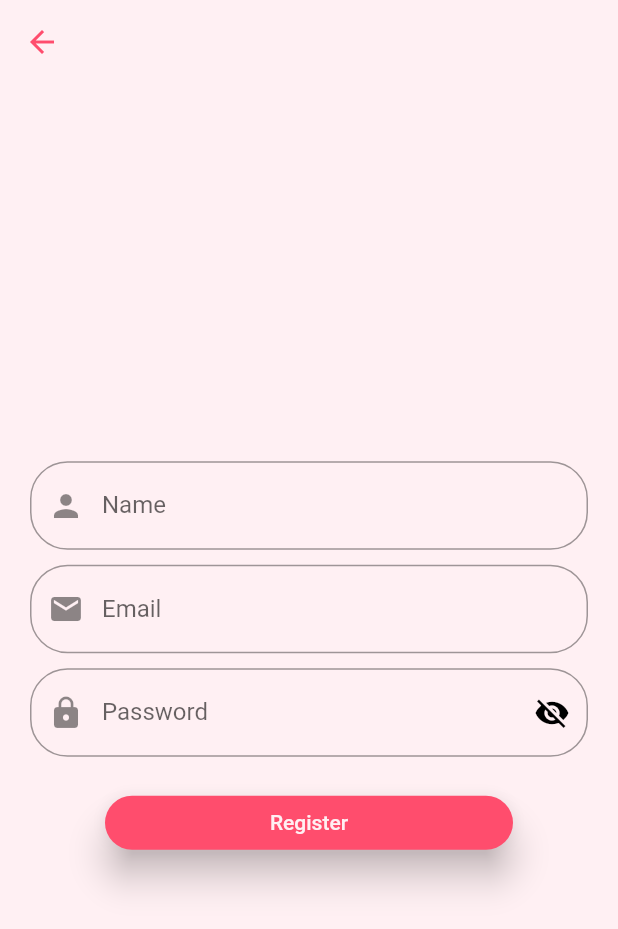
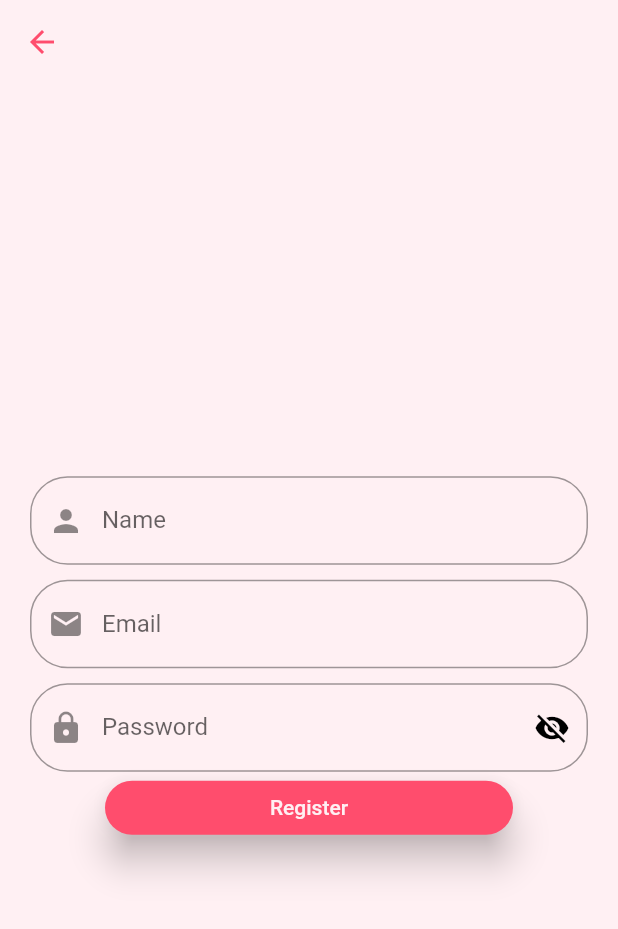
Before and after one commit to david-reti/study-buddies, a Flutter app: the RegisterScreen screen opened directly, on a phone screen of 412 x 824 dp. Shown: the top 929 px of the screen. Run offline on Flutter 3.47's test engine with Material 2 defaults, Android fonts, the phone set to English and light mode, and no system bars.

Commit message:
fixed overflow issues

```diff
--- a/app/lib/Screens/login.dart
+++ b/app/lib/Screens/login.dart
@@ -120,7 +120,7 @@ class LoginState extends State<Login> {
                     children: [
                       Expanded(
                         child: Padding(
-                          padding: const EdgeInsets.fromLTRB(50, 20, 50, 0),
+                          padding: const EdgeInsets.fromLTRB(50, 0, 50, 0),
                           child: ElevatedButton(
                             style: ElevatedButton.styleFrom(
                               primary: buttonColor,
--- a/app/lib/Screens/register.dart
+++ b/app/lib/Screens/register.dart
@@ -156,7 +156,7 @@ class RegisterState extends State<Register> {
                  children: [
                    Expanded(
                      child: Padding(
-                       padding: const EdgeInsets.fromLTRB(50, 20, 50, 0),
+                       padding: const EdgeInsets.fromLTRB(50, 0, 50, 0),
                        child: ElevatedButton(
                            style: ElevatedButton.styleFrom(
                              primary: buttonColor,
```
